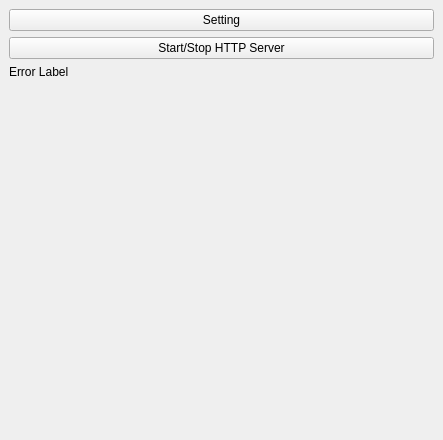
Before: the Qt Designer form src/ui/translatedockwidget.ui in locaal-ai/obs-polyglot, drawn with Qt 5.
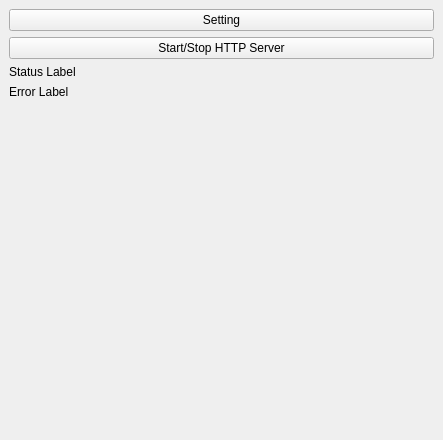
After: the same form once the commit is applied.

Commit message: Add status label to TranslateDockWidget

The edit to the form file:
```diff
--- a/src/ui/translatedockwidget.ui
+++ b/src/ui/translatedockwidget.ui
@@ -32,6 +32,13 @@
       </property>
      </widget>
     </item>
+    <item>
+     <widget class="QLabel" name="label_status">
+      <property name="text">
+       <string>Status Label</string>
+      </property>
+     </widget>
+    </item>
     <item>
      <widget class="QLabel" name="errorLabel">
       <property name="text">
```
The commit also changes 23 other files.
